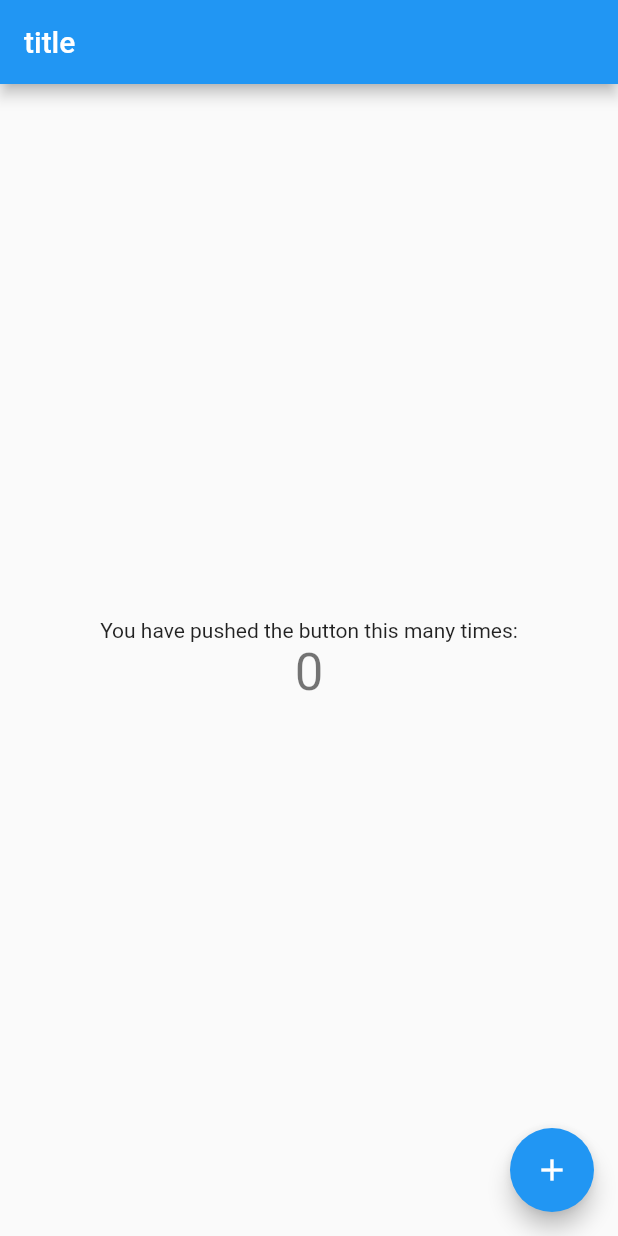
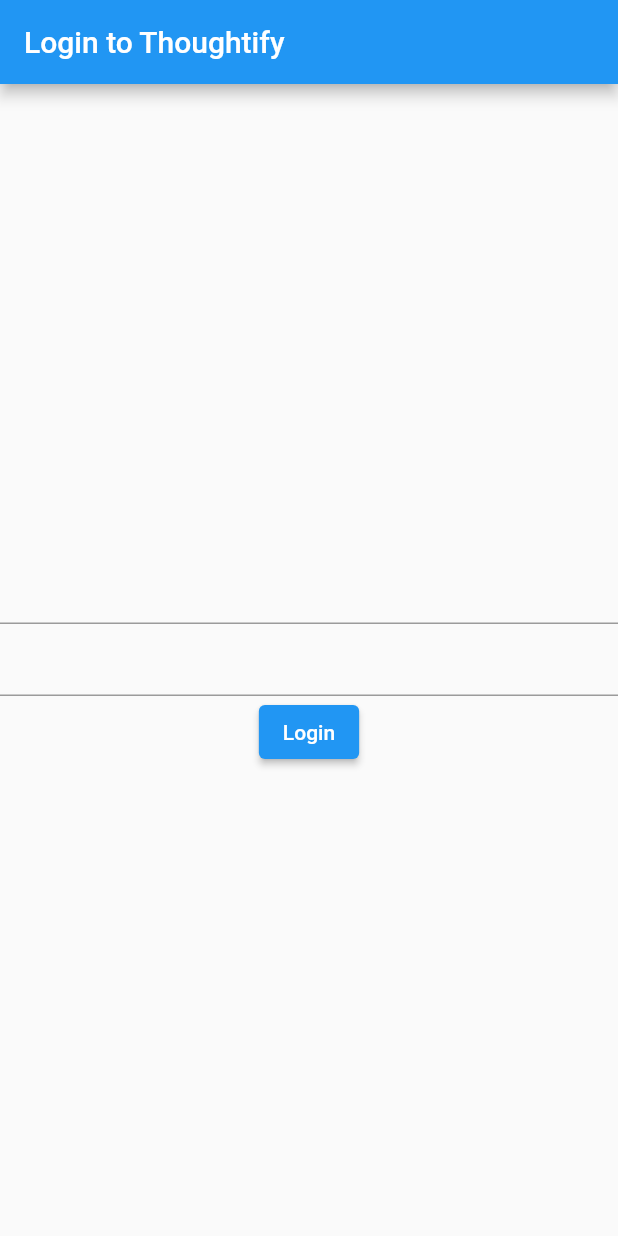
Before and after one commit to alexkobus/Boilermake-IX, a Flutter app: the screen it shows after launch, on a phone screen of 412 x 824 dp. Run offline on Flutter 3.47's test engine with Material 2 defaults, Android fonts, the phone set to English and light mode, and no system bars.

Commit message:
add login page

```diff
--- a/lib/main.dart
+++ b/lib/main.dart
@@ -26,7 +26,8 @@ class MyApp extends StatelessWidget {
         primarySwatch: Colors.blue,
       ),
       routes: {
-        "/": (context) => MyHomePage(title: 'title',),
+        "/": (context) => Login(),
+        "/default": (context) => MyHomePage(title: "default",),
       }
     );
   }
--- a/lib/pages/import_pages.dart
+++ b/lib/pages/import_pages.dart
@@ -1 +1,2 @@
 export "home.dart";
+export "login.dart";
--- /dev/null
+++ b/lib/pages/login.dart
@@ -0,0 +1,51 @@
+import 'package:flutter/material.dart';
+
+class Login extends StatefulWidget {
+  _LoginState createState() => _LoginState();
+}
+
+class _LoginState extends State<Login> {
+
+  _LoginState();
+
+  void initState() {
+    super.initState();
+  }
+
+  @override
+  Widget build(BuildContext context) {
+    // This method is rerun every time setState is called, for instance as done
+    // by the _incrementCounter method above.
+    //
+    // The Flutter framework has been optimized to make rerunning build methods
+    // fast, so that you can just rebuild anything that needs updating rather
+    // than having to individually change instances of widgets.
+    return Scaffold(
+      appBar: AppBar(
+        title: Text("Login to Thoughtify"),
+      ),
+
+      body: Center(
+        child: Column(
+          mainAxisAlignment: MainAxisAlignment.center,
+          children: <Widget>[
+            TextField(
+
+            ),
+
+            TextField(
+
+            ),
+
+            ElevatedButton(
+              onPressed: () {
+                Navigator.popAndPushNamed(context, "/default");
+              },
+              child: const Text('Login'),
+            ),
+          ],
+        ),
+      ),
+    );
+  }
+}
```
